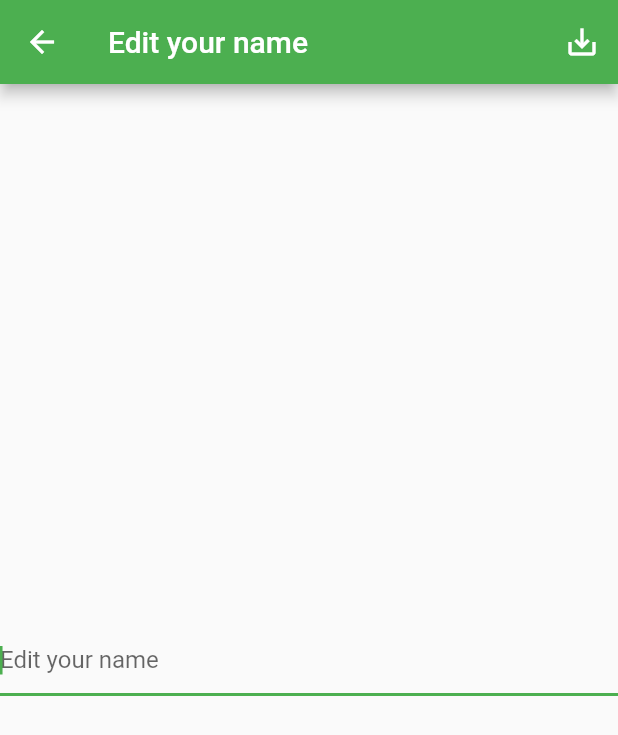
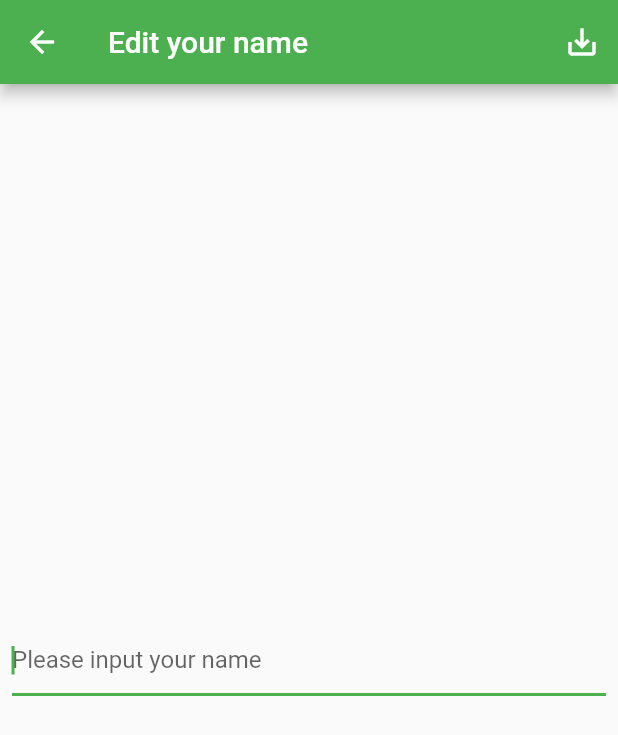
Before and after one commit to 19700101000000/flutter-practice_refactoring, a Flutter app: the EditNamePage screen opened directly with empty values, on a phone screen of 412 x 824 dp. Shown: the top 735 px of the screen. Run offline on Flutter 3.47's test engine with Material 2 defaults, Android fonts, the phone set to English and light mode, and no system bars.

Commit message:
Add 4th and 5th answer

```diff
--- a/lib/l10n/intl_ja.arb
+++ b/lib/l10n/intl_ja.arb
@@ -5,5 +5,6 @@
   "pleaseAddAnyComments": "コメントを追加してください",
   "editYourName": "名前を編集",
   "addAComment": "コメントを追加",
-  "noName": "名無し"
+  "noName": "名無し",
+  "pleaseInputYourName": "名前を入力してください"
 }
--- a/lib/l10n/messages.dart
+++ b/lib/l10n/messages.dart
@@ -43,4 +43,5 @@ class Messages {
   String get editYourName => Intl.message('Edit your name', name: 'editYourName');
   String get addAComment => Intl.message('Add a comment', name: 'addAComment');
   String get noName => Intl.message('no-name', name: 'noName');
+  String get pleaseInputYourName => Intl.message('Please input your name', name: 'pleaseInputYourName');
 }
--- a/lib/l10n/messages_en.dart
+++ b/lib/l10n/messages_en.dart
@@ -29,6 +29,7 @@ class MessageLookup extends MessageLookupByLibrary {
     "helloUser" : m0,
     "noName" : MessageLookupByLibrary.simpleMessage("no-name"),
     "pleaseAddAnyComments" : MessageLookupByLibrary.simpleMessage("Please add any Comments"),
+    "pleaseInputYourName" : MessageLookupByLibrary.simpleMessage("Please input your name"),
     "title" : MessageLookupByLibrary.simpleMessage("Hello, world")
   };
 }
--- a/lib/l10n/messages_ja.dart
+++ b/lib/l10n/messages_ja.dart
@@ -29,6 +29,7 @@ class MessageLookup extends MessageLookupByLibrary {
     "helloUser" : m0,
     "noName" : MessageLookupByLibrary.simpleMessage("名無し"),
     "pleaseAddAnyComments" : MessageLookupByLibrary.simpleMessage("コメントを追加してください"),
+    "pleaseInputYourName" : MessageLookupByLibrary.simpleMessage("名前を入力してください"),
     "title" : MessageLookupByLibrary.simpleMessage("こんにちは、世界")
   };
 }
--- a/lib/pages/edit_name_page.dart
+++ b/lib/pages/edit_name_page.dart
@@ -30,11 +30,14 @@ class _EditNamePageState extends State<EditNamePage> {
         ],
       ),
       body: Center(
-        child: TextField(
-          autofocus: true,
-          controller: controller,
-          decoration: InputDecoration(
-            hintText: Messages.of(context).editYourName,
+        child: Padding(
+          padding: const EdgeInsets.all(8.0),
+          child: TextField(
+            autofocus: true,
+            controller: controller,
+            decoration: InputDecoration(
+              hintText: Messages.of(context).pleaseInputYourName,
+            ),
           ),
         ),
       ),
```
Also changed, not shown: lib/l10n/intl_messages.arb (+6 -1 lines), 1 other file.
